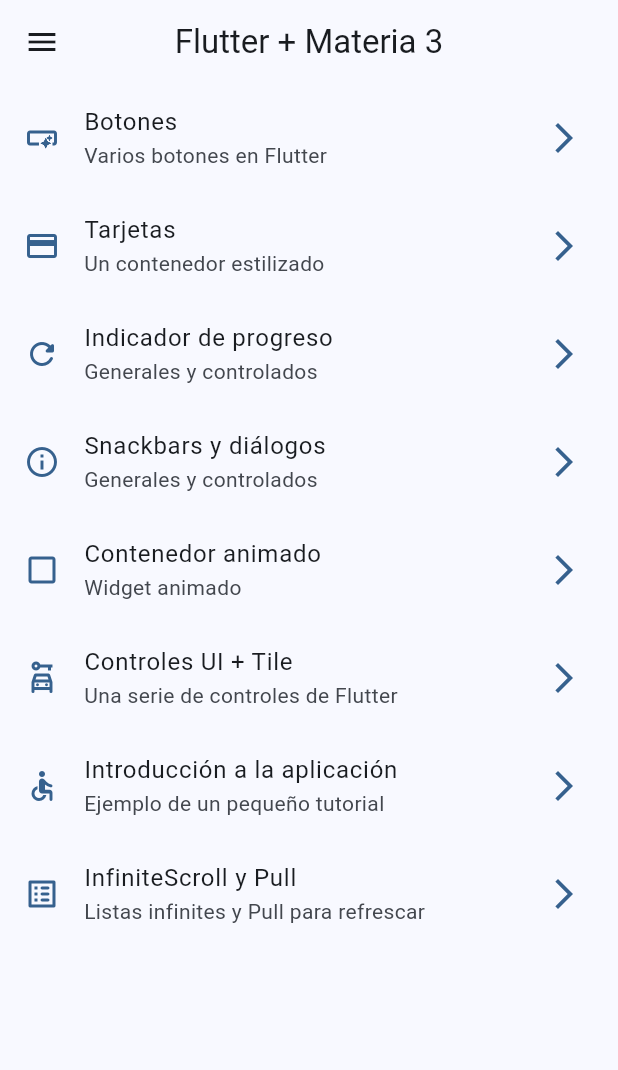
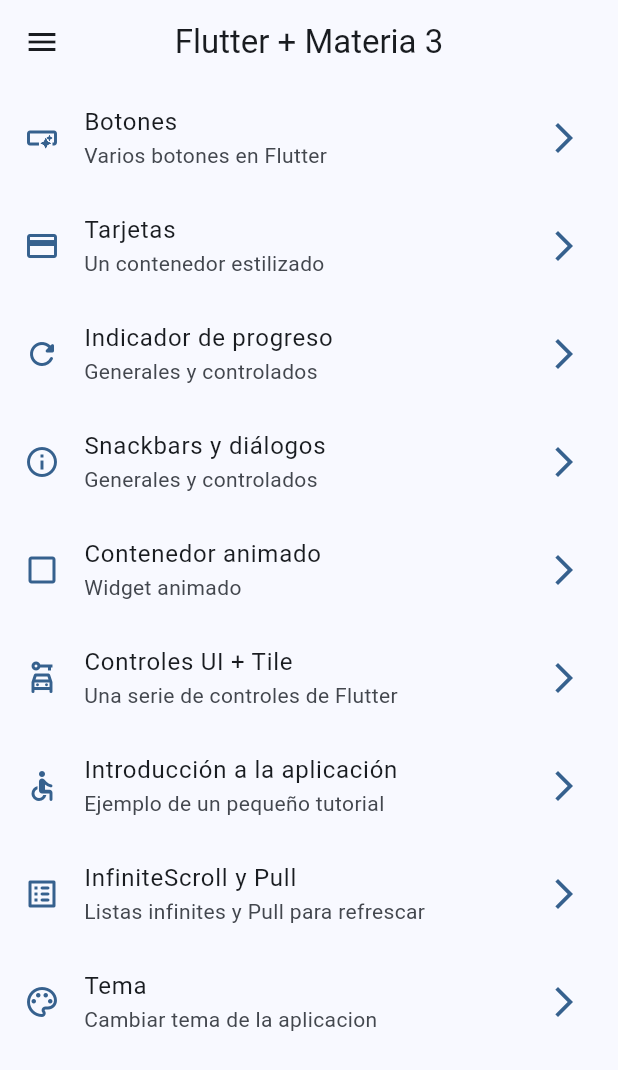
Before and after one commit to AlDaniel1337/fl_widgets_app, a Flutter app: the screen it shows after launch, on a phone screen of 412 x 824 dp. Shown: the top 1070 px of the screen. Run offline on Flutter 3.47's test engine with Material 3 defaults, Android fonts, the phone set to English and light mode, and no system bars; our stand-ins replace animate_do, flutter_riverpod, get.

Commit message:
Aplicacion terminada

```diff
--- a/lib/config/navigation/navigation.dart
+++ b/lib/config/navigation/navigation.dart
@@ -18,6 +18,7 @@ class Navigation{
       GetPage(name: InfiniteScrollPage.route, page:() => const InfiniteScrollPage()),
       GetPage(name: ProgressPage.route,       page:() => const ProgressPage()),
       GetPage(name: SnackbarPage.route,       page:() => const SnackbarPage()),
+      GetPage(name: ThemePage.route,          page:() => const ThemePage()),
       GetPage(name: UiControlsPage.route,     page:() => const UiControlsPage()),
     ];
     return pages;
--- a/lib/config/theme/app_theme.dart
+++ b/lib/config/theme/app_theme.dart
@@ -1,9 +1,7 @@
-
-
 import 'package:flutter/material.dart';
 
 /// Colores disponibles
-enum ColorTheme {
+enum ColorsTheme {
   blue   (color: Colors.blue,),
   green  (color: Colors.green,),
   red    (color: Colors.red,),
@@ -14,7 +12,7 @@ enum ColorTheme {
   custonPurple(color: Color(0xFF49149F) ),
   customRed   (color: Color.fromARGB(255, 158, 13, 13) );
 
-  const ColorTheme({
+  const ColorsTheme({
     required Color color
   }) : _color = color;
 
@@ -22,19 +20,36 @@ enum ColorTheme {
   Color get bgColor => _color;
 }
 
+
 class AppTheme{
+
+  final ColorsTheme themeColor;
+  final bool isDarkMode;
+
+  AppTheme({
+    this.themeColor = ColorsTheme.blue,
+    this.isDarkMode = false
+  });
 
   ///  Tema principal de la aplicación
   ///+ [themeColor]: Color base que utilizara la aplicación para definir el tema
-  static ThemeData theme({ ColorTheme themeColor = ColorTheme.blue }) => ThemeData(
+  ThemeData theme() => ThemeData(
     useMaterial3: true,
     colorSchemeSeed: themeColor.bgColor,
-    brightness: Brightness.light,
+    brightness: isDarkMode ? Brightness.dark : Brightness.light,
     appBarTheme: const AppBarTheme(
       centerTitle: true,
     )
   );
 
+
+  AppTheme copyWith({
+    ColorsTheme? themeColor,
+    bool? isDarkMode,
+  }) => AppTheme(
+    isDarkMode: isDarkMode ?? this.isDarkMode,
+    themeColor: themeColor ?? this.themeColor,
+  );
 
 
   //*==========[ COLORES DEL TEMA ]==========*\
--- a/lib/main.dart
+++ b/lib/main.dart
@@ -1,18 +1,28 @@
 import 'package:flutter/material.dart';
+import 'package:flutter_riverpod/flutter_riverpod.dart';
 import 'package:get/get.dart';
 import 'package:widgets_app/config/navigation/navigation.dart';
 import 'package:widgets_app/config/theme/app_theme.dart';
+import 'package:widgets_app/config/theme/provider/theme_provider.dart';
 
 void main() {
-  runApp(const MyApp());
+  runApp(
+    const ProviderScope(
+      child: MyApp()
+    )
+  );
 }
 
-class MyApp extends StatelessWidget {
+class MyApp extends ConsumerWidget {
   const MyApp({super.key});
 
   // This widget is the root of your application.
   @override
-  Widget build(BuildContext context) {
+  Widget build(BuildContext context, WidgetRef ref) {
+
+    final AppTheme appTheme = ref.watch( themeNotifierProvider );
+
+
     return GetMaterialApp(
       debugShowCheckedModeBanner: false,
       title: 'Widgets App',
@@ -23,7 +33,7 @@ class MyApp extends StatelessWidget {
       navigatorKey: Get.key,
 
       // Tema
-      theme: AppTheme.theme(),
+      theme: appTheme.theme()
 
       // Idiomas
     );
--- a/lib/presentation/menu/menu_items.dart
+++ b/lib/presentation/menu/menu_items.dart
@@ -60,4 +60,11 @@ const appMenuItems = <MenuItems>[
     icon: Icons.list_alt_rounded
   ),
 
+  MenuItems(
+    title: "Tema",
+    subTitle: "Cambiar tema de la aplicacion",
+    link: ThemePage.route,
+    icon: Icons.color_lens_outlined
+  ),
+
 ];
--- a/lib/presentation/pages/pages.dart
+++ b/lib/presentation/pages/pages.dart
@@ -6,4 +6,5 @@ export './home/home_page.dart';
 export './infinite_scroll/infinite_scroll_page.dart';
 export './progress/progress_page.dart';
 export './snackbar/snackbar_page.dart';
+export './theme/theme_page.dart';
 export './ui_controls/ui_controls_page.dart';
```
Also changed, not shown: lib/config/theme/provider/theme_provider.dart (added, +31 -0 lines), lib/presentation/pages/theme/theme_page.dart (added, +61 -0 lines), pubspec.yaml (line endings or trailing spaces).
